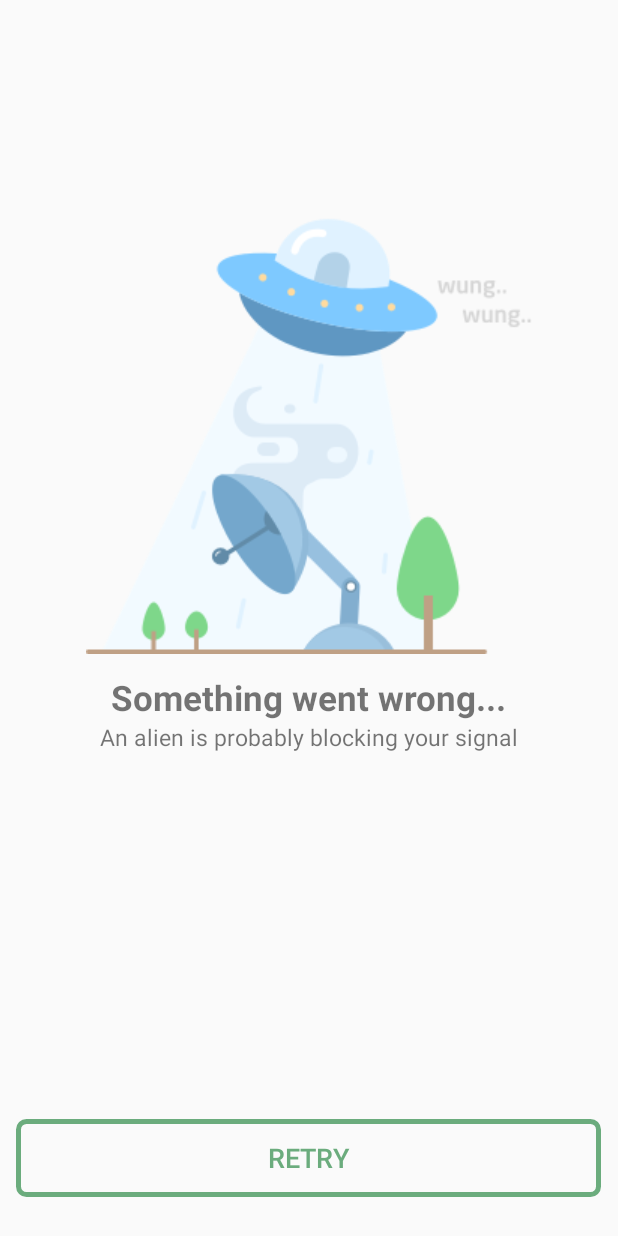
After one commit to usinoriya2/Tech-Assignment, an Android app: the layout no_internet_layout.xml on its own in the app's theme, with its tools: preview values and no code run, on a phone screen of 412 x 824 dp. The commit adds this screen. Run offline under Robolectric (Android 15) with nearby library versions, the phone set to English and light mode, and no system bars.

Commit message:
no internet layout added

```diff
--- /dev/null
+++ b/app/src/main/res/drawable/custum_button.xml
@@ -0,0 +1,6 @@
+<?xml version="1.0" encoding="utf-8"?>
+<shape xmlns:android="http://schemas.android.com/apk/res/android"
+    android:shape="rectangle">
+    <corners android:radius="5dp" />
+    <stroke android:width="5px" android:color="@color/button_green" />
+</shape>
--- /dev/null
+++ b/app/src/main/res/layout/no_internet_layout.xml
@@ -0,0 +1,41 @@
+<?xml version="1.0" encoding="utf-8"?>
+<RelativeLayout
+    xmlns:android="http://schemas.android.com/apk/res/android"
+    android:layout_width="match_parent"
+    android:layout_height="match_parent">
+    <ImageView
+        android:id="@+id/no_internet_image"
+        android:layout_width="wrap_content"
+        android:layout_height="wrap_content"
+        android:layout_marginTop="@dimen/_100sdp"
+        android:layout_centerHorizontal="true"
+        android:src="@drawable/nointernet_connection"/>
+    <TextView
+        android:id="@+id/something_went_wrong"
+        android:layout_width="wrap_content"
+        android:layout_height="wrap_content"
+        android:textStyle="bold"
+        android:textSize="@dimen/_18sdp"
+        android:layout_marginTop="@dimen/_10sdp"
+        android:layout_centerHorizontal="true"
+        android:layout_below="@+id/no_internet_image"
+        android:text="Something went wrong..."/>
+    <TextView
+        android:layout_width="wrap_content"
+        android:layout_height="wrap_content"
+        android:layout_centerHorizontal="true"
+        android:layout_below="@+id/something_went_wrong"
+        android:textSize="@dimen/_12sdp"
+        android:text="An alien is probably blocking your signal"/>
+    <Button
+        android:layout_width="@dimen/_300sdp"
+        android:layout_height="@dimen/_40sdp"
+        android:layout_marginBottom="@dimen/_20sdp"
+        android:layout_centerHorizontal="true"
+        android:layout_alignParentBottom="true"
+        android:text="RETRY"
+        android:textSize="@dimen/_14sdp"
+        android:textColor="@color/button_green"
+        android:background="@drawable/custum_button"/>
+
+</RelativeLayout>
--- a/app/src/main/res/values/colors.xml
+++ b/app/src/main/res/values/colors.xml
@@ -5,4 +5,5 @@
     <color name="colorAccent">#03DAC5</color>
     <color name="red">#FF0000</color>
     <color name="white">#FFFFFF</color>
+    <color name="button_green">#6BAC7D</color>
 </resources>
```
Also changed, not shown: app/src/main/res/drawable/nointernet_connection.png (added), app/src/main/res/drawable/user_icon.png (added).
